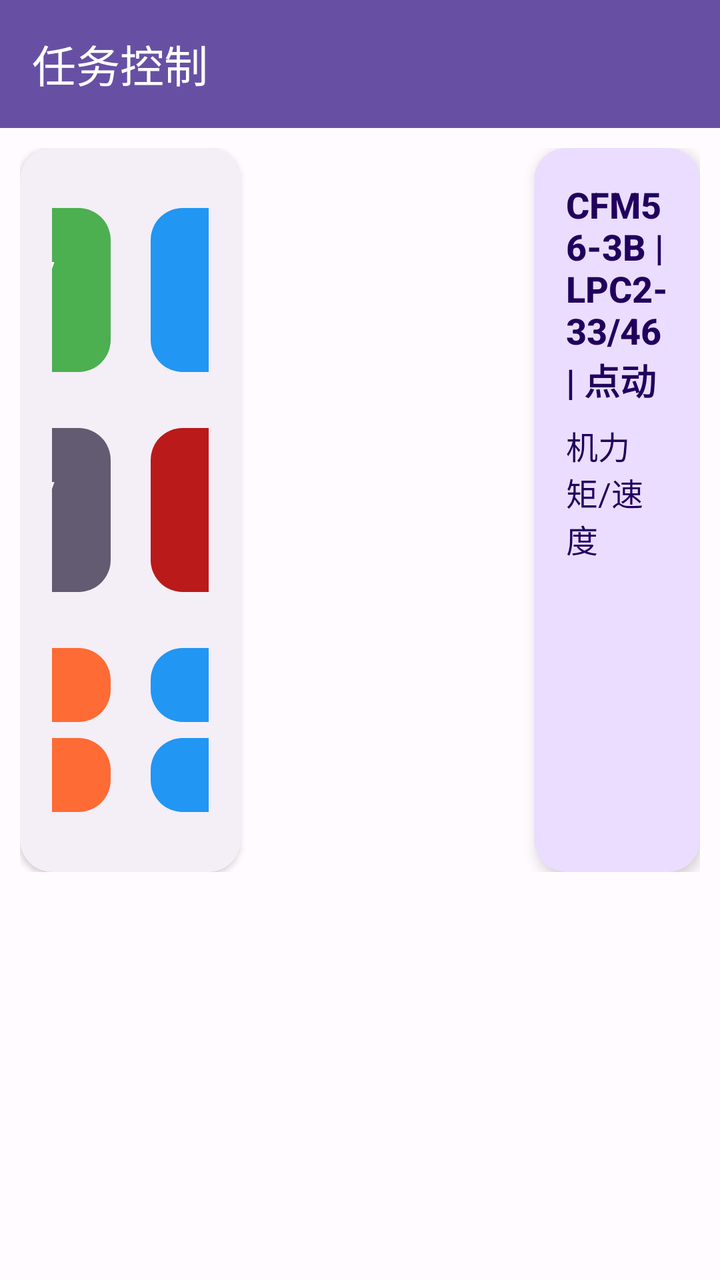
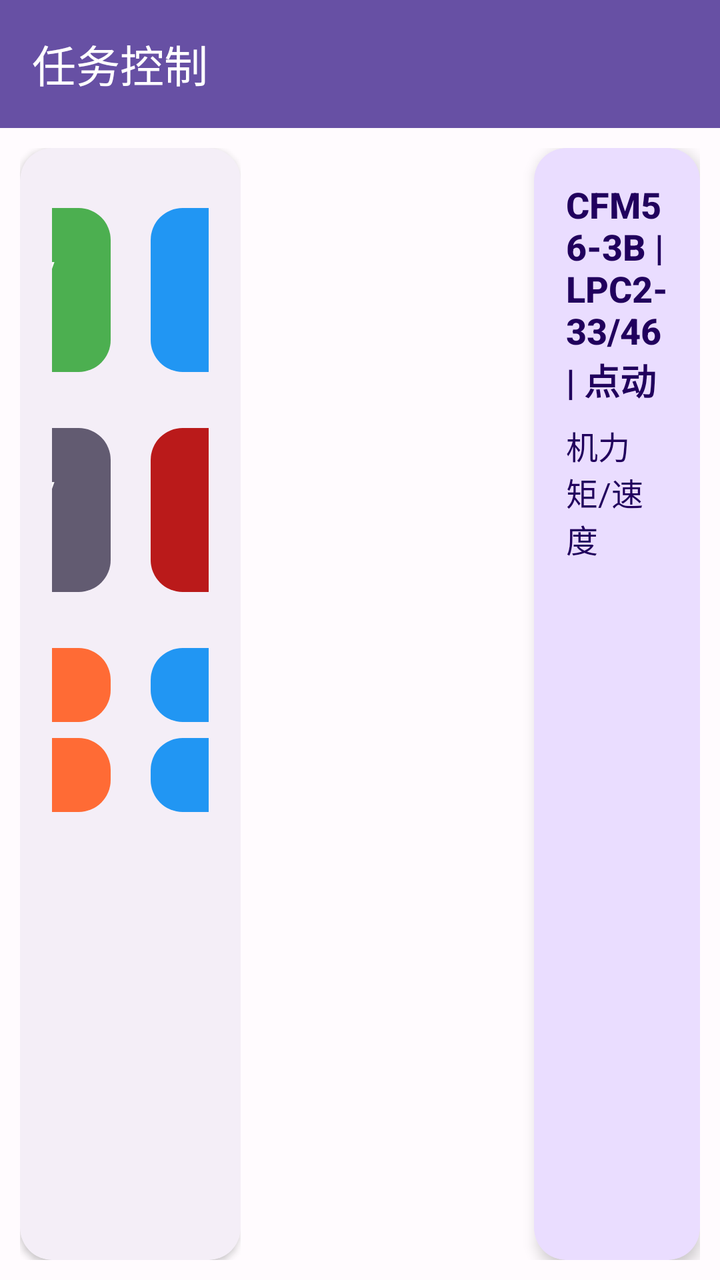

Two renders of the same Android screen: before a commit and after it. Below are the layout's source before the change and the commit's diff.
<!-- AndroidManifest.xml: another module's application theme Theme.DeviceControl -->
<!-- res/layout/activity_task_control.xml -->
<?xml version="1.0" encoding="utf-8"?>
<androidx.coordinatorlayout.widget.CoordinatorLayout xmlns:android="http://schemas.android.com/apk/res/android"
    xmlns:app="http://schemas.android.com/apk/res-auto"
    android:layout_width="match_parent"
    android:layout_height="match_parent"
    android:background="@color/background">

    
    <com.google.android.material.appbar.AppBarLayout
        android:id="@+id/appBarLayout"
        android:layout_width="match_parent"
        android:layout_height="wrap_content"
        android:theme="@style/ThemeOverlay.Material3.Dark">

        <com.google.android.material.appbar.MaterialToolbar
            android:id="@+id/toolbar"
            android:layout_width="match_parent"
            android:layout_height="?attr/actionBarSize"
            android:background="?attr/colorPrimary"
            app:title="任务控制"
            app:titleTextColor="@color/on_primary"
            app:navigationIconTint="@color/on_primary" />
    </com.google.android.material.appbar.AppBarLayout>

    
    <androidx.core.widget.NestedScrollView
        android:layout_width="match_parent"
        android:layout_height="match_parent"
        app:layout_behavior="@string/appbar_scrolling_view_behavior">

        <LinearLayout
            android:layout_width="match_parent"
            android:layout_height="wrap_content"
            android:orientation="horizontal"
            android:padding="@dimen/control_panel_padding"
            android:gravity="center_vertical">

            
            <com.google.android.material.card.MaterialCardView
                android:layout_width="0dp"
                android:layout_height="wrap_content"
                android:layout_weight="2.0"
                android:layout_marginEnd="@dimen/spacing_medium"
                app:cardCornerRadius="@dimen/card_corner_radius"
                app:cardElevation="@dimen/card_elevation"
                app:strokeWidth="0dp">

                <LinearLayout
                    android:layout_width="wrap_content"
                    android:layout_height="wrap_content"
                    android:orientation="vertical"
                    android:padding="@dimen/spacing_medium"
                    android:gravity="center">

                    
                    <LinearLayout
                        android:layout_width="wrap_content"
                        android:layout_height="wrap_content"
                        android:orientation="horizontal"
                        android:gravity="center">

                        <com.google.android.material.button.MaterialButton
                            android:id="@+id/btnStartPause"
                            android:layout_width="@dimen/control_button_size"
                            android:layout_height="@dimen/control_button_size"
                            android:layout_margin="@dimen/control_button_margin"
                            android:text="@string/start_pause"
                            android:textSize="14sp"
                            style="@style/ControlButton"
                            app:backgroundTint="@color/accent_green" />

                        <com.google.android.material.button.MaterialButton
                            android:id="@+id/btnForwardReverse"
                            android:layout_width="@dimen/control_button_size"
                            android:layout_height="@dimen/control_button_size"
                            android:layout_margin="@dimen/control_button_margin"
                            android:text="@string/forward_reverse"
                            android:textSize="14sp"
                            style="@style/ControlButton"
                            app:backgroundTint="@color/accent_blue" />
                    </LinearLayout>

                    
                    <LinearLayout
                        android:layout_width="wrap_content"
                        android:layout_height="wrap_content"
                        android:orientation="horizontal"
                        android:gravity="center">

                        <com.google.android.material.button.MaterialButton
                            android:id="@+id/btnJogContinuous"
                            android:layout_width="@dimen/control_button_size"
                            android:layout_height="@dimen/control_button_size"
                            android:layout_margin="@dimen/control_button_margin"
                            android:text="@string/jog_continuous"
                            android:textSize="14sp"
                            style="@style/ControlButton"
                            app:backgroundTint="@color/secondary" />

                        <com.google.android.material.button.MaterialButton
                            android:id="@+id/btnStop"
                            android:layout_width="@dimen/control_button_size"
                            android:layout_height="@dimen/control_button_size"
                            android:layout_margin="@dimen/control_button_margin"
                            android:text="@string/stop"
                            android:textSize="14sp"
                            style="@style/ControlButton"
                            app:backgroundTint="@color/error" />
                    </LinearLayout>

                    
                    <LinearLayout
                        android:layout_width="wrap_content"
                        android:layout_height="wrap_content"
                        android:orientation="horizontal"
                        android:gravity="center">

                        
                        <LinearLayout
                            android:layout_width="@dimen/control_button_size"
                            android:layout_height="@dimen/control_button_size"
                            android:layout_margin="@dimen/control_button_margin"
                            android:orientation="vertical"
                            android:gravity="center">

                            <com.google.android.material.button.MaterialButton
                                android:id="@+id/btnTorquePlus"
                                android:layout_width="match_parent"
                                android:layout_height="0dp"
                                android:layout_weight="1"
                                android:text="@string/torque_plus"
                                android:textSize="12sp"
                                style="@style/ControlButton"
                                app:backgroundTint="@color/accent_orange"
                                android:minHeight="0dp" />

                            <com.google.android.material.button.MaterialButton
                                android:id="@+id/btnTorqueMinus"
                                android:layout_width="match_parent"
                                android:layout_height="0dp"
                                android:layout_weight="1"
                                android:text="@string/torque_minus"
                                android:textSize="12sp"
                                style="@style/ControlButton"
                                app:backgroundTint="@color/accent_orange"
                                android:minHeight="0dp" />
                        </LinearLayout>

                        
                        <LinearLayout
                            android:layout_width="@dimen/control_button_size"
                            android:layout_height="@dimen/control_button_size"
                            android:layout_margin="@dimen/control_button_margin"
                            android:orientation="vertical"
                            android:gravity="center">

                            <com.google.android.material.button.MaterialButton
                                android:id="@+id/btnSpeedPlus"
                                android:layout_width="match_parent"
                                android:layout_height="0dp"
                                android:layout_weight="1"
                                android:text="@string/speed_plus"
                                android:textSize="12sp"
                                style="@style/ControlButton"
                                app:backgroundTint="@color/accent_blue"
                                android:minHeight="0dp" />

                            <com.google.android.material.button.MaterialButton
                                android:id="@+id/btnSpeedMinus"
                                android:layout_width="match_parent"
                                android:layout_height="0dp"
                                android:layout_weight="1"
                                android:text="@string/speed_minus"
                                android:textSize="12sp"
                                style="@style/ControlButton"
                                app:backgroundTint="@color/accent_blue"
                                android:minHeight="0dp" />
                        </LinearLayout>
                    </LinearLayout>

                    
                    <LinearLayout
                        android:id="@+id/llTaskNavigation"
                        android:layout_width="wrap_content"
                        android:layout_height="wrap_content"
                        android:orientation="horizontal"
                        android:gravity="center"
                        android:visibility="gone">

                        <com.google.android.material.button.MaterialButton
                            android:id="@+id/btnPreviousTask"
                            android:layout_width="@dimen/control_button_size3"
                            android:layout_height="@dimen/control_button_size2"
                            android:layout_marginEnd="@dimen/control_button_margin"
                            android:layout_weight="1"
                            android:text="@string/previous_task"
                            android:textSize="12sp"
                            style="@style/ControlButton"
                            app:backgroundTint="@color/accent_orange"
                            android:visibility="gone"
                            android:minHeight="0dp" />

                        <com.google.android.material.button.MaterialButton
                            android:id="@+id/btnNextTask"
                            android:layout_width="@dimen/control_button_size3"
                            android:layout_marginStart="@dimen/control_button_margin"
                            android:layout_height="@dimen/control_button_size2"
                            android:layout_weight="1"
                            android:text="@string/next_task"
                            android:textSize="12sp"
                            style="@style/ControlButton"
                            app:backgroundTint="@color/accent_orange"
                            android:visibility="gone"
                            android:minHeight="0dp" />
                    </LinearLayout>
                </LinearLayout>
            </com.google.android.material.card.MaterialCardView>

            
            <LinearLayout
                android:layout_width="0dp"
                android:layout_height="match_parent"
                android:layout_weight="1.5"
                android:layout_marginHorizontal="@dimen/spacing_medium"
                android:orientation="vertical">
                
            </LinearLayout>

            
            <com.google.android.material.card.MaterialCardView
                android:layout_width="0dp"
                android:layout_height="match_parent"
                android:layout_weight="1.5"
                android:layout_marginStart="@dimen/spacing_medium"
                app:cardCornerRadius="@dimen/card_corner_radius"
                app:cardElevation="@dimen/elevation_medium"
                app:strokeWidth="0dp"
                app:cardBackgroundColor="@color/primary_container">

                <LinearLayout
                    android:layout_width="match_parent"
                    android:layout_height="wrap_content"
                    android:orientation="vertical"
                    android:padding="@dimen/spacing_medium">

                    <TextView
                        android:id="@+id/tvTaskInfo"
                        android:layout_width="match_parent"
                        android:layout_height="wrap_content"
                        android:text="CFM56-3B | LPC2-33/46 | 点动"
                        android:textColor="@color/on_primary_container"
                        android:textSize="18sp"
                        android:textStyle="bold"
                        android:fontFamily="sans-serif-medium"
                        android:layout_marginBottom="@dimen/spacing_small" />

                    <LinearLayout
                        android:layout_width="match_parent"
                        android:layout_height="wrap_content"
                        android:orientation="horizontal"
                        android:gravity="center_vertical">

                        <TextView
                            android:id="@+id/tvTorqueSpeed"
                            android:layout_width="0dp"
                            android:layout_height="wrap_content"
                            android:layout_weight="1"
                            android:text="@string/engine_torque_speed"
                            android:textColor="@color/on_primary_container"
                            android:textSize="16sp" />

                    </LinearLayout>

                    <TextView
                        android:id="@+id/tvTaskIndex"
                        android:layout_width="wrap_content"
                        android:layout_height="wrap_content"
                        android:text="任务 1/1"
                        android:textColor="@color/on_primary_container"
                        android:textSize="14sp"
                        android:textStyle="bold"
                        android:background="@drawable/bg_task_index"
                        android:paddingEnd="@dimen/spacing_medium"
                        android:paddingTop="@dimen/spacing_small"
                        android:paddingBottom="@dimen/spacing_small"
                        android:visibility="gone" />
                </LinearLayout>
            </com.google.android.material.card.MaterialCardView>
        </LinearLayout>
    </androidx.core.widget.NestedScrollView>

</androidx.coordinatorlayout.widget.CoordinatorLayout>
<!-- resources referenced by this layout -->
<resources>
  <color name="accent_blue">#2196F3</color>
  <color name="accent_green">#4CAF50</color>
  <color name="accent_orange">#FF6B35</color>
  <color name="background">#FFFBFE</color>
  <color name="error">#BA1A1A</color>
  <color name="on_primary">#FFFFFF</color>
  <color name="on_primary_container">#21005D</color>
  <color name="primary_container">#EADDFF</color>
  <color name="secondary">#625B71</color>
  <dimen name="card_corner_radius">16dp</dimen>
  <dimen name="card_elevation">2dp</dimen>
  <dimen name="control_button_margin">10dp</dimen>
  <dimen name="control_button_size">90dp</dimen>
  <dimen name="control_button_size2">45dp</dimen>
  <dimen name="control_button_size3">120dp</dimen>
  <dimen name="control_panel_padding">10dp</dimen>
  <dimen name="elevation_medium">4dp</dimen>
  <dimen name="spacing_medium">16dp</dimen>
  <dimen name="spacing_small">8dp</dimen>
  <!-- drawable bg_task_index (drawable) -->
  <?xml version="1.0" encoding="utf-8"?>
  <shape xmlns:android="http://schemas.android.com/apk/res/android"
      android:shape="rectangle">
      <solid android:color="@color/secondary_container" />
      <corners android:radius="@dimen/button_corner_radius" />
  </shape>
  <string name="engine_torque_speed">机力矩/速度</string>
  <string name="forward_reverse">正转/反转</string>
  <string name="jog_continuous">点动/连续</string>
  <string name="next_task">下一个任务</string>
  <string name="previous_task">上一个任务</string>
  <string name="speed_minus">速度-</string>
  <string name="speed_plus">速度+</string>
  <string name="start_pause">启动/暂停</string>
  <string name="stop">停止</string>
  <string name="torque_minus">力矩-</string>
  <string name="torque_plus">力矩+</string>
  <style name="ControlButton" parent="Widget.Material3.Button">
          <item name="android:layout_height">@dimen/control_button_size</item>
  
          <item name="cornerRadius">@dimen/control_button_corner_radius</item>
          <item name="android:textAllCaps">false</item>
          <item name="android:textSize">14sp</item>
          <item name="android:fontFamily">sans-serif-medium</item>
          <item name="android:elevation">4dp</item>
      </style>
  <color name="secondary_container">#E8DEF8</color>
  <dimen name="button_corner_radius">28dp</dimen>
  <dimen name="control_button_corner_radius">16dp</dimen>
  <color name="primary">#6750A4</color>
  <color name="on_secondary">#FFFFFF</color>
  <color name="on_secondary_container">#1D192B</color>
  <color name="tertiary">#7D5260</color>
  <color name="on_tertiary">#FFFFFF</color>
  <color name="tertiary_container">#FFD8E4</color>
  <color name="on_tertiary_container">#31111D</color>
  <color name="on_error">#FFFFFF</color>
  <color name="error_container">#FFDAD6</color>
  <color name="on_error_container">#410002</color>
  <color name="on_background">#1C1B1F</color>
  <color name="surface">#FFFBFE</color>
  <color name="on_surface">#1C1B1F</color>
  <color name="surface_variant">#E7E0EC</color>
  <color name="on_surface_variant">#49454F</color>
  <!-- unchanged entries left out for length: 1 -->
</resources>

<!-- the commit's change to res/layout/activity_task_control.xml (unified diff, before → after) -->
@@ -23,24 +23,25 @@
     </com.google.android.material.appbar.AppBarLayout>
 
     
-    <androidx.core.widget.NestedScrollView
+    <LinearLayout
         android:layout_width="match_parent"
         android:layout_height="match_parent"
+        android:orientation="horizontal"
+        android:padding="@dimen/control_panel_padding"
+        android:gravity="center_vertical"
         app:layout_behavior="@string/appbar_scrolling_view_behavior">
 
-        <LinearLayout
-            android:layout_width="match_parent"
-            android:layout_height="wrap_content"
-            android:orientation="horizontal"
-            android:padding="@dimen/control_panel_padding"
-            android:gravity="center_vertical">
-
-            
+        
+        <androidx.core.widget.NestedScrollView
+            android:layout_width="0dp"
+            android:layout_height="match_parent"
+            android:layout_weight="2.0"
+            android:layout_marginEnd="@dimen/spacing_medium"
+            android:fillViewport="true">
+
             <com.google.android.material.card.MaterialCardView
-                android:layout_width="0dp"
+                android:layout_width="match_parent"
                 android:layout_height="wrap_content"
-                android:layout_weight="2.0"
-                android:layout_marginEnd="@dimen/spacing_medium"
                 app:cardCornerRadius="@dimen/card_corner_radius"
                 app:cardElevation="@dimen/card_elevation"
                 app:strokeWidth="0dp">
@@ -215,78 +216,78 @@
                     </LinearLayout>
                 </LinearLayout>
             </com.google.android.material.card.MaterialCardView>
-
+        </androidx.core.widget.NestedScrollView>
+
+        
+        <LinearLayout
+            android:layout_width="0dp"
+            android:layout_height="match_parent"
+            android:layout_weight="1.5"
+            android:layout_marginHorizontal="@dimen/spacing_medium"
+            android:orientation="vertical">
             
+        </LinearLayout>
+
+        
+        <com.google.android.material.card.MaterialCardView
+            android:layout_width="0dp"
+            android:layout_height="match_parent"
+            android:layout_weight="1.5"
+            android:layout_marginStart="@dimen/spacing_medium"
+            app:cardCornerRadius="@dimen/card_corner_radius"
+            app:cardElevation="@dimen/elevation_medium"
+            app:strokeWidth="0dp"
+            app:cardBackgroundColor="@color/primary_container">
+
             <LinearLayout
-                android:layout_width="0dp"
-                android:layout_height="match_parent"
-                android:layout_weight="1.5"
-                android:layout_marginHorizontal="@dimen/spacing_medium"
-                android:orientation="vertical">
-                
-            </LinearLayout>
-
-            
-            <com.google.android.material.card.MaterialCardView
-                android:layout_width="0dp"
-                android:layout_height="match_parent"
-                android:layout_weight="1.5"
-                android:layout_marginStart="@dimen/spacing_medium"
-                app:cardCornerRadius="@dimen/card_corner_radius"
-                app:cardElevation="@dimen/elevation_medium"
-                app:strokeWidth="0dp"
-                app:cardBackgroundColor="@color/primary_container">
+                android:layout_width="match_parent"
+                android:layout_height="wrap_content"
+                android:orientation="vertical"
+                android:padding="@dimen/spacing_medium">
+
+                <TextView
+                    android:id="@+id/tvTaskInfo"
+                    android:layout_width="match_parent"
+                    android:layout_height="wrap_content"
+                    android:text="CFM56-3B | LPC2-33/46 | 点动"
+                    android:textColor="@color/on_primary_container"
+                    android:textSize="18sp"
+                    android:textStyle="bold"
+                    android:fontFamily="sans-serif-medium"
+                    android:layout_marginBottom="@dimen/spacing_small" />
 
                 <LinearLayout
                     android:layout_width="match_parent"
                     android:layout_height="wrap_content"
-                    android:orientation="vertical"
-                    android:padding="@dimen/spacing_medium">
+                    android:orientation="horizontal"
+                    android:gravity="center_vertical">
 
                     <TextView
-                        android:id="@+id/tvTaskInfo"
-                        android:layout_width="match_parent"
-                        android:layout_height="wrap_content"
-                        android:text="CFM56-3B | LPC2-33/46 | 点动"
+                        android:id="@+id/tvTorqueSpeed"
+                        android:layout_width="0dp"
+                        android:layout_height="wrap_content"
+                        android:layout_weight="1"
+                        android:text="@string/engine_torque_speed"
                         android:textColor="@color/on_primary_container"
-                        android:textSize="18sp"
-                        android:textStyle="bold"
-                        android:fontFamily="sans-serif-medium"
-                        android:layout_marginBottom="@dimen/spacing_small" />
-
-                    <LinearLayout
-                        android:layout_width="match_parent"
-                        android:layout_height="wrap_content"
-                        android:orientation="horizontal"
-                        android:gravity="center_vertical">
-
-                        <TextView
-                            android:id="@+id/tvTorqueSpeed"
-                            android:layout_width="0dp"
-                            android:layout_height="wrap_content"
-                            android:layout_weight="1"
-                            android:text="@string/engine_torque_speed"
-                            android:textColor="@color/on_primary_container"
-                            android:textSize="16sp" />
-
-                    </LinearLayout>
-
-                    <TextView
-                        android:id="@+id/tvTaskIndex"
-                        android:layout_width="wrap_content"
-                        android:layout_height="wrap_content"
-                        android:text="任务 1/1"
-                        android:textColor="@color/on_primary_container"
-                        android:textSize="14sp"
-                        android:textStyle="bold"
-                        android:background="@drawable/bg_task_index"
-                        android:paddingEnd="@dimen/spacing_medium"
-                        android:paddingTop="@dimen/spacing_small"
-                        android:paddingBottom="@dimen/spacing_small"
-                        android:visibility="gone" />
+                        android:textSize="16sp" />
+
                 </LinearLayout>
-            </com.google.android.material.card.MaterialCardView>
-        </LinearLayout>
-    </androidx.core.widget.NestedScrollView>
+
+                <TextView
+                    android:id="@+id/tvTaskIndex"
+                    android:layout_width="wrap_content"
+                    android:layout_height="wrap_content"
+                    android:text="任务 1/1"
+                    android:textColor="@color/on_primary_container"
+                    android:textSize="14sp"
+                    android:textStyle="bold"
+                    android:background="@drawable/bg_task_index"
+                    android:paddingEnd="@dimen/spacing_medium"
+                    android:paddingTop="@dimen/spacing_small"
+                    android:paddingBottom="@dimen/spacing_small"
+                    android:visibility="gone" />
+            </LinearLayout>
+        </com.google.android.material.card.MaterialCardView>
+    </LinearLayout>
 
 </androidx.coordinatorlayout.widget.CoordinatorLayout>
